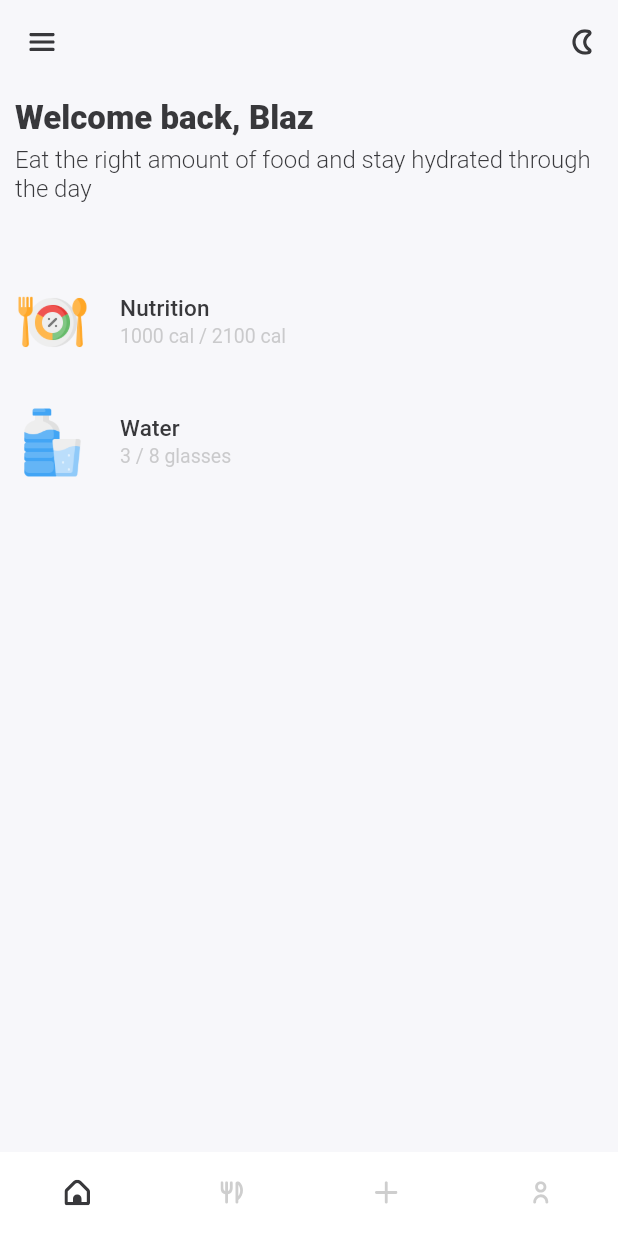
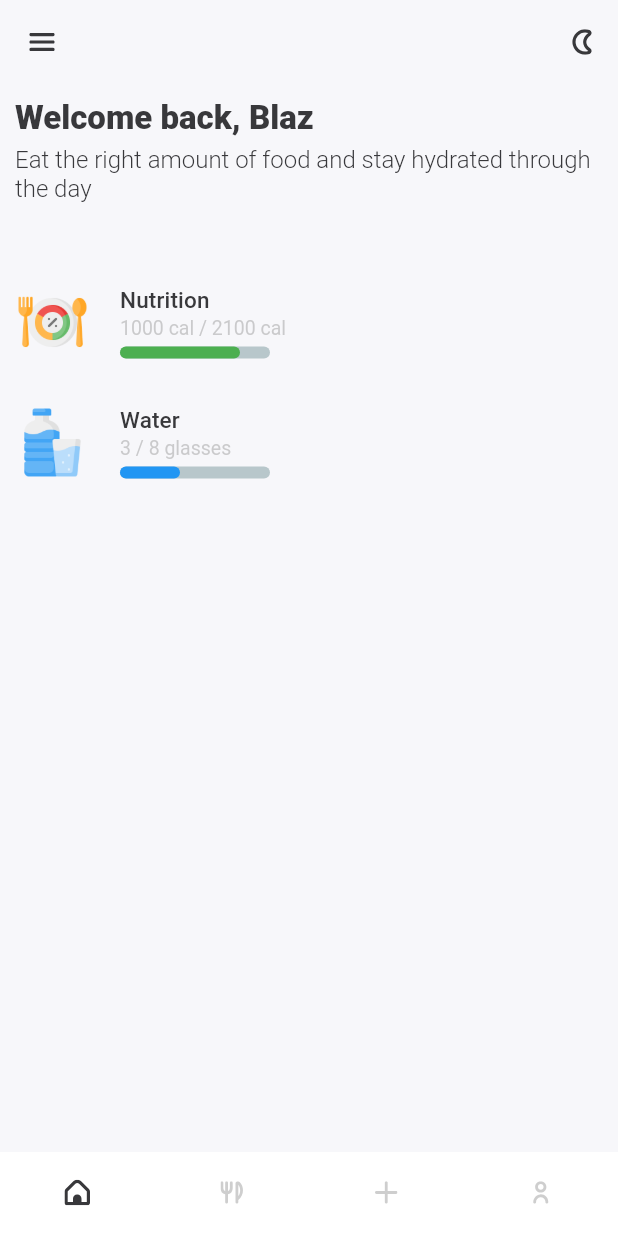
Before and after one commit to blaz-cerpnjak/flutter-nutrition-app, a Flutter app: the screen it shows after launch, on a phone screen of 412 x 824 dp. Run offline on Flutter 3.47's test engine with Material 2 defaults, Android fonts, the phone set to English and light mode, and no system bars; drawn by our look-alikes of percent_indicator; our stand-ins replace flutter_svg, google_fonts.

Commit message:
Implement progress bar

```diff
--- a/nutrition_app/lib/screens/home_screen.dart
+++ b/nutrition_app/lib/screens/home_screen.dart
@@ -39,7 +39,9 @@ class _HomeState extends State<HomeScreen> {
               child: InfoRow(
                 "Nutrition",
                 "1000 cal / 2100 cal",
-                "assets/icons/nutrition_icon.png"
+                "assets/icons/nutrition_icon.png",
+                Colors.green,
+                0.8
               ),
             ),
             const Padding(
@@ -47,7 +49,9 @@ class _HomeState extends State<HomeScreen> {
               child:  InfoRow(
                 "Water",
                 "3 / 8 glasses",
-                "assets/icons/water_icon.png"
+                "assets/icons/water_icon.png",
+                Colors.blue,
+                0.4
               ),
             ),
           ],
--- a/nutrition_app/lib/widgets/info_row.dart
+++ b/nutrition_app/lib/widgets/info_row.dart
@@ -1,15 +1,20 @@
 import 'package:flutter/material.dart';
+import 'package:percent_indicator/linear_percent_indicator.dart';
 
 class InfoRow extends StatefulWidget {
 
   final String title;
   final String subtitle;
   final String imageAsset;
+  final Color progressColor;
+  final double percentage;
 
   const InfoRow(
     this.title,
     this.subtitle,
     this.imageAsset,
+    this.progressColor,
+    this.percentage,
     {Key? key}
   ) : super(key: key);
 
@@ -46,6 +51,17 @@ class _InfoRowState extends State<InfoRow> {
                         .copyWith(fontSize: 13, color: Colors.grey.withOpacity(0.5)),
                   )
                 ),
+                Padding(
+                  padding: const EdgeInsets.only(top: 3),
+                  child: LinearPercentIndicator(
+                    width: 100.0,
+                    lineHeight: 8.0,
+                    percent: widget.percentage,
+                    progressColor: widget.progressColor,
+                    barRadius: const Radius.circular(5),
+                    padding: EdgeInsets.zero,
+                  ),
+                )
               ],
             )
           ),
--- a/nutrition_app/pubspec.yaml
+++ b/nutrition_app/pubspec.yaml
@@ -40,6 +40,8 @@ dependencies:
   flutter_svg: ^1.0.3
 
   provider: ^6.0.3
+
+  percent_indicator: ^4.2.2
 
 dev_dependencies:
   flutter_test:
```
